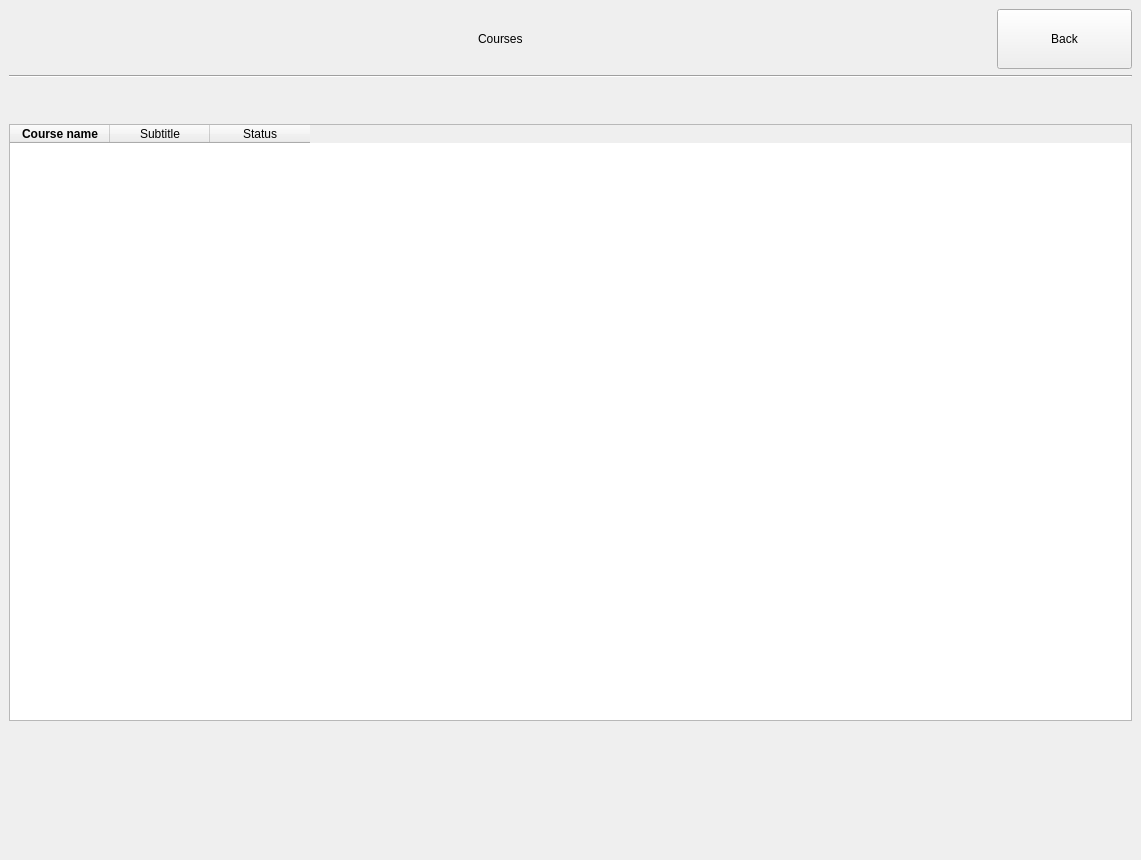
Demonim/Simargl-Study-Project, file main/UI/courses.ui: the form before one commit.
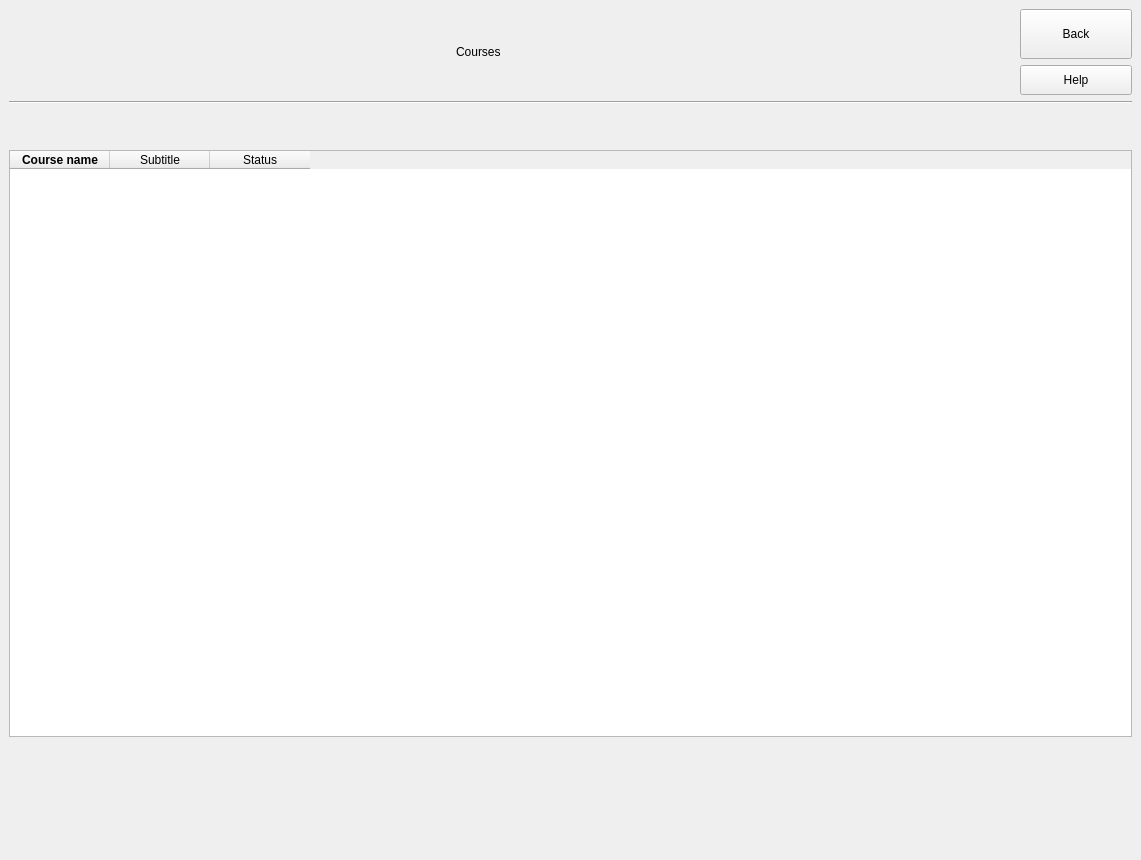
The form after the commit.

Commit message:
Universal Help
Added universal help for:
notes
Email
calendar
courses
dashboard
StudIP

Diff of the .ui file:
```diff
--- a/main/UI/courses.ui
+++ b/main/UI/courses.ui
@@ -26,9 +26,9 @@
    <string>MainWindow</string>
   </property>
   <widget class="QWidget" name="centralwidget">
-   <layout class="QVBoxLayout" name="verticalLayout_2">
+   <layout class="QVBoxLayout" name="verticalLayout_3">
     <item>
-     <layout class="QHBoxLayout" name="horizontalLayout">
+     <layout class="QHBoxLayout" name="horizontalLayout" stretch="4,1,4,1">
       <item>
        <spacer name="horizontalSpacer_2">
         <property name="orientation">
@@ -63,6 +63,8 @@
        </spacer>
       </item>
       <item>
+       <layout class="QVBoxLayout" name="verticalLayout_2">
+        <item>
        <widget class="QPushButton" name="Back_Button">
         <property name="sizePolicy">
          <sizepolicy hsizetype="Expanding" vsizetype="Expanding">
@@ -86,6 +88,36 @@
          <string>Back</string>
         </property>
        </widget>
+        </item>
+        <item>
+         <widget class="QPushButton" name="Help_Button">
+          <property name="sizePolicy">
+           <sizepolicy hsizetype="Expanding" vsizetype="Expanding">
+            <horstretch>0</horstretch>
+            <verstretch>0</verstretch>
+           </sizepolicy>
+          </property>
+          <property name="minimumSize">
+           <size>
+            <width>70</width>
+            <height>30</height>
+           </size>
+          </property>
+          <property name="maximumSize">
+           <size>
+            <width>130</width>
+            <height>40</height>
+           </size>
+          </property>
+          <property name="styleSheet">
+           <string notr="true"/>
+          </property>
+          <property name="text">
+           <string>Help</string>
+          </property>
+         </widget>
+        </item>
+       </layout>
       </item>
      </layout>
     </item>
```
Lines whose indentation alone changed are shown as unchanged. The commit also changes 7 other files.
